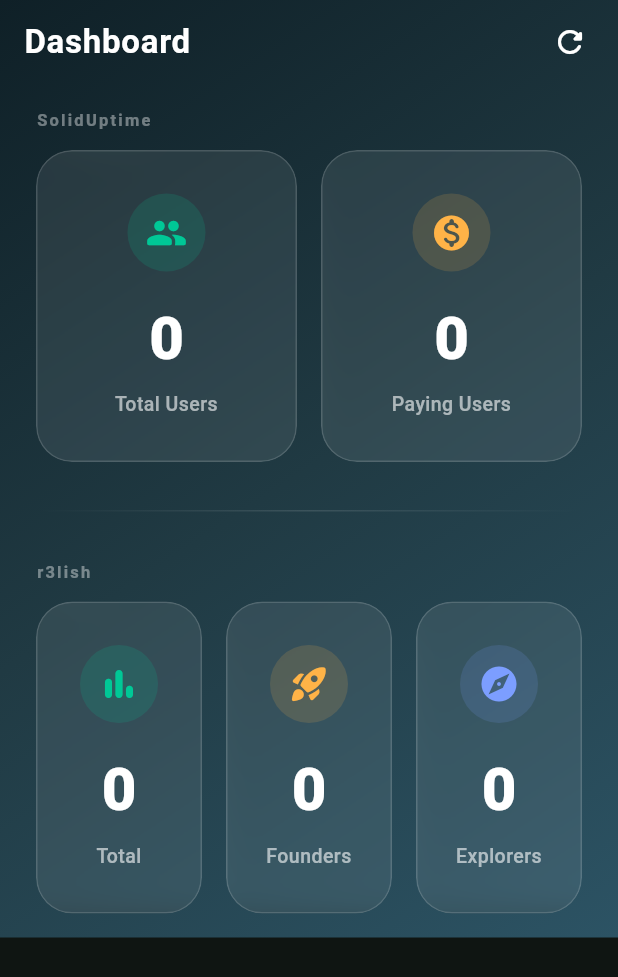
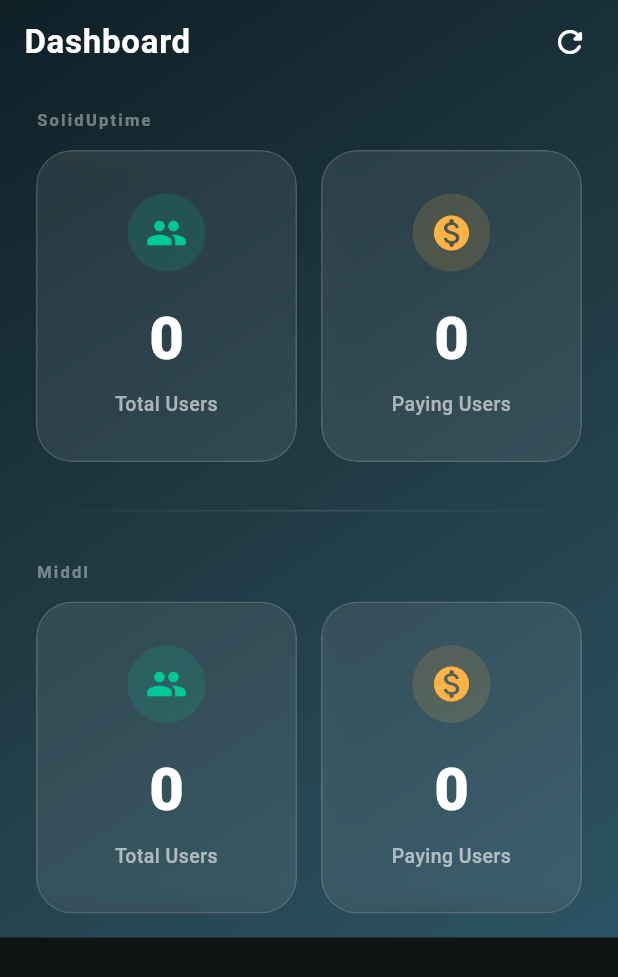
Before and after one commit to AbMani46/solid-obs, a Flutter app: the screen it shows after launch, after a tap on the "refresh" icon, on a phone screen of 412 x 824 dp. Shown: the top 977 px of the screen. Run offline on Flutter 3.47's test engine with Material 3 defaults, Android fonts, the light colour scheme and no system bars; network calls fail.

Commit message:
added: dropped r3lish, added Middl

```diff
--- a/lib/main.dart
+++ b/lib/main.dart
@@ -29,18 +29,16 @@
   }
 }
 
-class R3lishStats {
-  final int founders;
-  final int explorers;
-  final int total;
+class MiddlStats {
+  final int totalUsers;
+  final int payingUsers;
 
-  R3lishStats(this.founders, this.explorers, this.total);
+  MiddlStats(this.totalUsers, this.payingUsers);
 
-  factory R3lishStats.fromJson(Map<String, dynamic> json) {
-    return R3lishStats(
-      json['founders'] as int,
-      json['explorers'] as int,
-      json['total'] as int,
+  factory MiddlStats.fromJson(Map<String, dynamic> json) {
+    return MiddlStats(
+      json['total_users'] as int,
+      json['paying_users'] as int,
     );
   }
 }
@@ -54,7 +52,7 @@
 
 class _MyHomePageState extends State<MyHomePage> {
   UserResp _userInfo = UserResp(0, 0);
-  R3lishStats _r3lishStats = R3lishStats(0, 0, 0);
+  MiddlStats _middlStats = MiddlStats(0, 0);
   bool _loading = false;
 
   @override
@@ -66,7 +64,7 @@
   Future<void> fetchAllStats() async {
     setState(() => _loading = true);
     try {
-      await Future.wait([fetchUserInfo(), fetchR3lishStats()]);
+      await Future.wait([fetchUserInfo(), fetchMiddlStats()]);
     } finally {
       setState(() => _loading = false);
     }
@@ -84,14 +82,15 @@
     } catch (_) {}
   }
 
-  Future<void> fetchR3lishStats() async {
+  Future<void> fetchMiddlStats() async {
     try {
       final resp = await http.get(
-        Uri.parse('https://api.r3lish.com/api/stats'),
+        Uri.parse('https://app.getmiddl.com/api/v1/obs/stats'),
+        headers: {'X-Obs-Secret': 'cee1d7fabe7911a67eb4ca26c28f92fc4eae6a874135e18c'},
       );
       if (resp.statusCode == 200) {
         final body = jsonDecode(resp.body) as Map<String, dynamic>;
-        setState(() => _r3lishStats = R3lishStats.fromJson(body));
+        setState(() => _middlStats = MiddlStats.fromJson(body));
       }
     } catch (_) {}
   }
@@ -168,34 +167,25 @@
                 const SizedBox(height: 32),
                 _Divider(),
                 const SizedBox(height: 32),
-                _SectionLabel(label: 'r3lish'),
+                _SectionLabel(label: 'Middl'),
                 const SizedBox(height: 12),
                 Row(
                   children: [
                     Expanded(
                       child: _StatCard(
-                        label: 'Total',
-                        value: _r3lishStats.total,
-                        icon: Icons.bar_chart_rounded,
+                        label: 'Total Users',
+                        value: _middlStats.totalUsers,
+                        icon: Icons.people_rounded,
                         accentColor: const Color(0xFF00C896),
                       ),
                     ),
                     const SizedBox(width: 16),
                     Expanded(
                       child: _StatCard(
-                        label: 'Founders',
-                        value: _r3lishStats.founders,
-                        icon: Icons.rocket_launch_rounded,
+                        label: 'Paying Users',
+                        value: _middlStats.payingUsers,
+                        icon: Icons.monetization_on_rounded,
                         accentColor: const Color(0xFFFFB347),
-                      ),
-                    ),
-                    const SizedBox(width: 16),
-                    Expanded(
-                      child: _StatCard(
-                        label: 'Explorers',
-                        value: _r3lishStats.explorers,
-                        icon: Icons.explore_rounded,
-                        accentColor: const Color(0xFF7C9EFF),
                       ),
                     ),
                   ],
```
